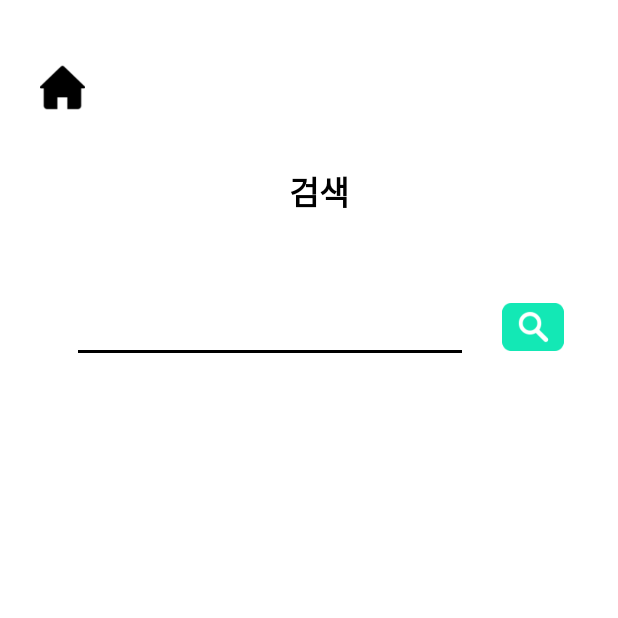
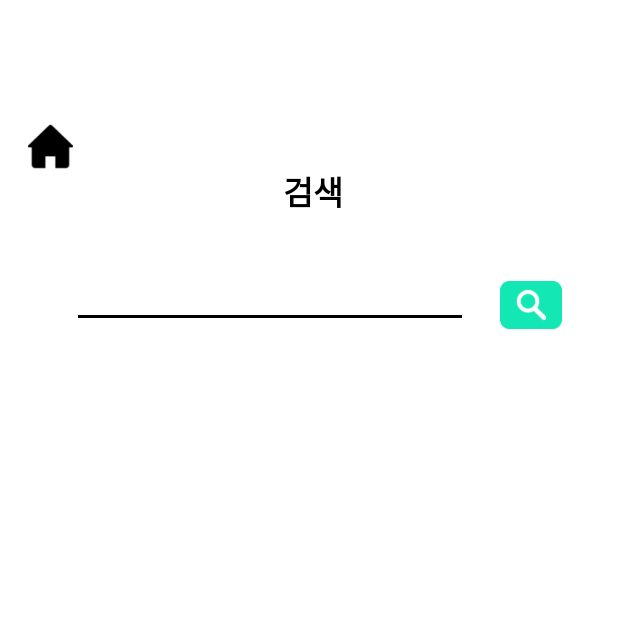
Before and after one commit to PA-roketdan/PruPru, an Android app: the SearchActivity screen opened directly, with no data from a screen before it, on a phone screen of 412 x 824 dp, the top half of it. Run offline under Robolectric (Android 15) with nearby library versions, the phone set to English and light mode, and no system bars; our stand-ins replace Firebase (no records; nobody signed in at launch, a user with empty details on screens opened directly).

Commit message:
fix: adjust keyboard activity
Adjust keyboar activity
- search

```diff
--- a/prupru/app/src/main/AndroidManifest.xml
+++ b/prupru/app/src/main/AndroidManifest.xml
@@ -22,7 +22,7 @@
         android:usesCleartextTraffic="true">
         <activity android:name=".SettingActivity" />
         <activity android:name=".ResultActivity" />
-        <activity android:name=".SearchActivity" />
+        <activity android:name=".SearchActivity" android:windowSoftInputMode="adjustPan"/>
         <activity android:name=".ResultActivity2" />
 
         <meta-data
--- a/prupru/app/src/main/res/layout/activity_search.xml
+++ b/prupru/app/src/main/res/layout/activity_search.xml
@@ -1,4 +1,5 @@
 <?xml version="1.0" encoding="utf-8"?>
+
 <androidx.constraintlayout.widget.ConstraintLayout xmlns:android="http://schemas.android.com/apk/res/android"
     xmlns:app="http://schemas.android.com/apk/res-auto"
     xmlns:tools="http://schemas.android.com/tools"
@@ -12,17 +13,17 @@
         android:layout_width="30dp"
         android:layout_height="30dp"
         android:layout_marginStart="5dp"
-        android:layout_marginTop="5dp"
+        android:layout_marginTop="15dp"
         android:layout_marginEnd="317dp"
-        android:layout_marginBottom="597dp"
+        android:layout_marginBottom="30dp"
         android:background="#03FFFFFF"
         android:scaleType="fitCenter"
-        app:layout_constraintBottom_toBottomOf="parent"
+        app:layout_constraintBottom_toTopOf="@+id/txt_searchinput"
         app:layout_constraintEnd_toEndOf="parent"
-        app:layout_constraintHorizontal_bias="0.355"
+        app:layout_constraintHorizontal_bias="0.22"
         app:layout_constraintStart_toStartOf="parent"
         app:layout_constraintTop_toTopOf="parent"
-        app:layout_constraintVertical_bias="0.19999999"
+        app:layout_constraintVertical_bias="0.724"
         app:srcCompat="@drawable/home" />
 
     <TextView
@@ -45,18 +46,17 @@
     <EditText
         android:id="@+id/txt_searchinput"
         android:layout_width="264dp"
-
         android:layout_height="50dp"
         android:layout_marginStart="22dp"
         android:layout_marginTop="13dp"
         android:layout_marginEnd="74dp"
-        android:layout_marginBottom="547dp"
+        android:layout_marginBottom="43dp"
         android:backgroundTint="#000000"
+        android:ems="10"
+        android:hint="검색어를 입력해주세요"
+        android:inputType="text"
         android:textColor="#ffFF6000"
-        android:hint="검색어를 입력해주세요"
-        android:ems="10"
-        android:inputType="text"
-        app:layout_constraintBottom_toBottomOf="parent"
+        app:layout_constraintBottom_toTopOf="@+id/recyclerview"
         app:layout_constraintEnd_toEndOf="parent"
         app:layout_constraintStart_toStartOf="parent"
         app:layout_constraintTop_toBottomOf="@+id/txt_searchtitle" />
@@ -68,23 +68,28 @@
         android:layout_marginStart="10dp"
         android:layout_marginTop="61dp"
         android:layout_marginEnd="23dp"
-        android:layout_marginBottom="547dp"
+        android:layout_marginBottom="43dp"
         android:background="#03FFFFFF"
         android:scaleType="fitCenter"
-        app:layout_constraintBottom_toBottomOf="parent"
+        app:layout_constraintBottom_toTopOf="@+id/recyclerview"
         app:layout_constraintEnd_toEndOf="parent"
+        app:layout_constraintHorizontal_bias="0.44"
         app:layout_constraintStart_toEndOf="@+id/txt_searchinput"
         app:layout_constraintTop_toTopOf="parent"
-        app:layout_constraintVertical_bias="0.769"
+        app:layout_constraintVertical_bias="0.859"
         app:srcCompat="@drawable/searchbutton" />
 
     <androidx.recyclerview.widget.RecyclerView
         android:id="@+id/recyclerview"
-        android:layout_width="match_parent"
-        android:layout_height="match_parent"
-        android:layout_marginTop="220dp"
-        app:layout_constraintTop_toTopOf="parent"
-        tools:layout_editor_absoluteX="0dp" />
+        android:layout_width="412dp"
+        android:layout_height="529dp"
+        android:layout_marginStart="1dp"
+        android:layout_marginTop="10dp"
+        app:layout_constraintBottom_toBottomOf="parent"
+        app:layout_constraintEnd_toEndOf="parent"
+        app:layout_constraintStart_toStartOf="parent"
+        app:layout_constraintTop_toBottomOf="@+id/txt_searchinput"
+        app:layout_constraintVertical_bias="1.0" />
 
 
 </androidx.constraintlayout.widget.ConstraintLayout>
```
